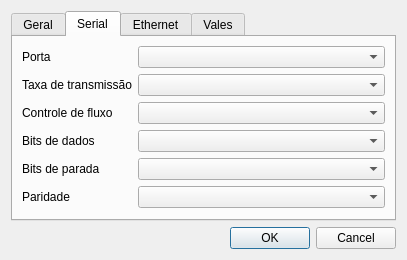
The window that settingsdlg.ui (leidensj/BKVale) describes before a commit, drawn with Qt 5.
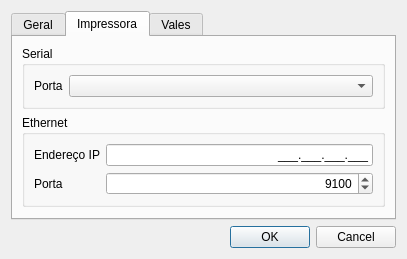
The same window after the commit. The open tabs and pages were chosen to show the change. Icons and pictures are not drawn.

Commit message: impressora nao segura a conexao mais

Diff of the .ui file:
```diff
--- a/settingsdlg.ui
+++ b/settingsdlg.ui
@@ -150,8 +150,20 @@
         <normaloff>:/icons/res/serial.png</normaloff>:/icons/res/serial.png</iconset>
       </attribute>
       <attribute name="title">
+       <string>Impressora</string>
+      </attribute>
+      <layout class="QVBoxLayout" name="verticalLayout_3">
+       <item>
+        <widget class="QGroupBox" name="grpSerial">
+         <property name="title">
        <string>Serial</string>
-      </attribute>
+         </property>
+         <property name="flat">
+          <bool>false</bool>
+         </property>
+         <property name="checkable">
+          <bool>false</bool>
+         </property>
       <layout class="QFormLayout" name="formLayout">
        <item row="0" column="0">
         <widget class="QLabel" name="label">
@@ -163,67 +175,15 @@
        <item row="0" column="1">
         <widget class="QComboBox" name="cbSerialPort"/>
        </item>
-       <item row="1" column="0">
-        <widget class="QLabel" name="label_2">
-         <property name="text">
-          <string>Taxa de transmissão</string>
-         </property>
-        </widget>
-       </item>
-       <item row="1" column="1">
-        <widget class="QComboBox" name="cbSerialBaudRate"/>
-       </item>
-       <item row="2" column="0">
-        <widget class="QLabel" name="label_3">
-         <property name="text">
-          <string>Controle de fluxo</string>
-         </property>
-        </widget>
-       </item>
-       <item row="2" column="1">
-        <widget class="QComboBox" name="cbSerialFlowControl"/>
-       </item>
-       <item row="3" column="0">
-        <widget class="QLabel" name="label_4">
-         <property name="text">
-          <string>Bits de dados</string>
-         </property>
-        </widget>
-       </item>
-       <item row="3" column="1">
-        <widget class="QComboBox" name="cbSerialDataBits"/>
-       </item>
-       <item row="4" column="0">
-        <widget class="QLabel" name="label_5">
-         <property name="text">
-          <string>Bits de parada</string>
-         </property>
-        </widget>
-       </item>
-       <item row="4" column="1">
-        <widget class="QComboBox" name="cbSerialStopBits"/>
-       </item>
-       <item row="5" column="0">
-        <widget class="QLabel" name="label_6">
-         <property name="text">
-          <string>Paridade</string>
-         </property>
-        </widget>
-       </item>
-       <item row="5" column="1">
-        <widget class="QComboBox" name="cbSerialParity"/>
-       </item>
-      </layout>
-     </widget>
-     <widget class="QWidget" name="ethernet">
-      <attribute name="icon">
-       <iconset resource="icons.qrc">
-        <normaloff>:/icons/res/ethernet.png</normaloff>:/icons/res/ethernet.png</iconset>
-      </attribute>
-      <attribute name="title">
+         </layout>
+        </widget>
+       </item>
+       <item>
+        <widget class="QGroupBox" name="grpEthernet">
+         <property name="title">
        <string>Ethernet</string>
-      </attribute>
-      <layout class="QFormLayout" name="formLayout_3">
+         </property>
+         <layout class="QFormLayout" name="formLayout_4">
        <item row="0" column="0">
         <widget class="QLabel" name="label_7">
          <property name="text">
@@ -260,6 +220,22 @@
           <number>9100</number>
          </property>
         </widget>
+          </item>
+         </layout>
+        </widget>
+       </item>
+       <item>
+        <spacer name="verticalSpacer_2">
+         <property name="orientation">
+          <enum>Qt::Vertical</enum>
+         </property>
+         <property name="sizeHint" stdset="0">
+          <size>
+           <width>20</width>
+           <height>40</height>
+          </size>
+         </property>
+        </spacer>
        </item>
       </layout>
      </widget>
```
Left out of the diff: 11 changed lines with no effect on the pictures. Lines whose indentation alone changed are shown as unchanged. The commit also changes 25 other files.
